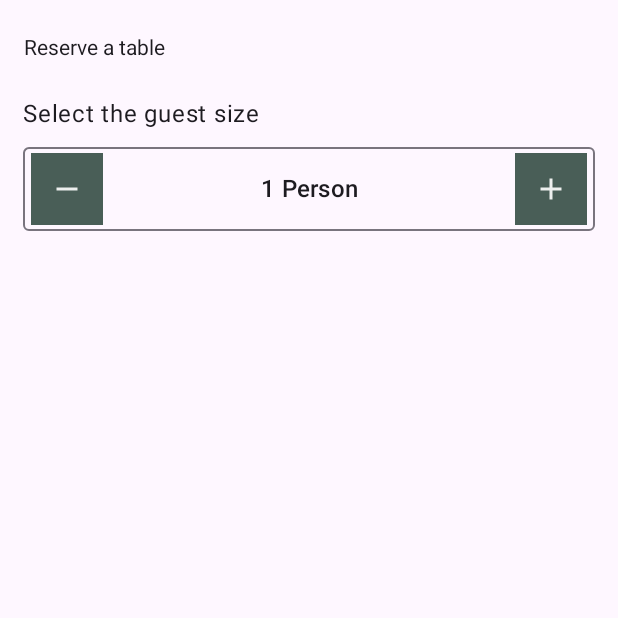
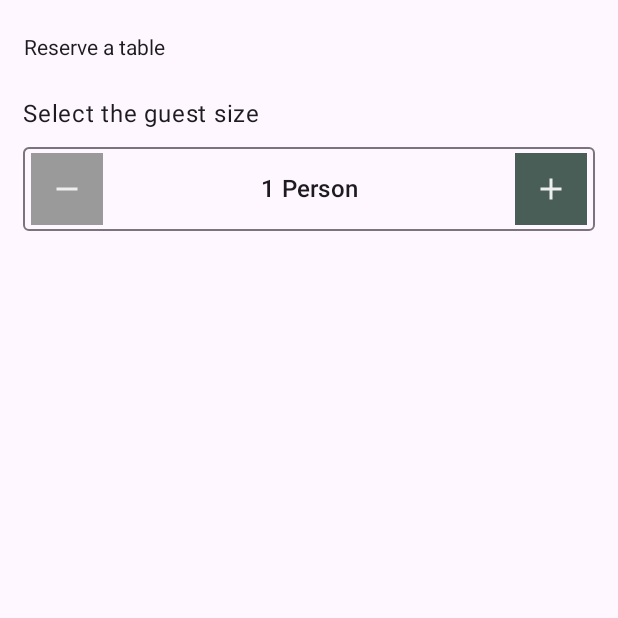
Before and after one commit to kedrakk/little_lemon_coursera, an Android app built with Jetpack Compose: the composable ReservationContent shown on its own in the app's theme, on a phone screen of 412 x 824 dp, the top half of it. Run offline under Robolectric (Android 15) with nearby library versions, the phone set to English and light mode, and no system bars; 2 statements that could not run were skipped.

Commit message:
selector limit validation

```diff
--- a/app/src/main/java/com/example/littlelemoncoursera/ui/screens/components/QtySelectorComponent.kt
+++ b/app/src/main/java/com/example/littlelemoncoursera/ui/screens/components/QtySelectorComponent.kt
@@ -1,5 +1,6 @@
 package com.example.littlelemoncoursera.ui.screens.components
 
+import android.widget.Toast
 import androidx.compose.foundation.background
 import androidx.compose.foundation.border
 import androidx.compose.foundation.layout.fillMaxWidth
@@ -12,6 +13,7 @@ import androidx.compose.material3.MaterialTheme
 import androidx.compose.material3.OutlinedTextField
 import androidx.compose.runtime.Composable
 import androidx.compose.ui.Modifier
+import androidx.compose.ui.platform.LocalContext
 import androidx.compose.ui.res.painterResource
 import androidx.compose.ui.text.style.TextAlign
 import androidx.compose.ui.unit.dp
@@ -24,6 +26,7 @@ fun QtySelectorComponent(
     onDecreased: (Int) -> Unit,
     onIncreased: (Int) -> Unit
 ) {
+    val context = LocalContext.current
     OutlinedTextField(
         value = "$selectedPersonCount Person",
         readOnly = true,
@@ -31,17 +34,21 @@ fun QtySelectorComponent(
         leadingIcon = {
             IconButton(
                 onClick = {
-                    val newValue = selectedPersonCount - 1
-                    onDecreased(newValue)
+                    if(selectedPersonCount>1){
+                        val newValue = selectedPersonCount - 1
+                        onDecreased(newValue)
+                    }else{
+                        Toast.makeText(context,"Please select at least one person ",Toast.LENGTH_SHORT).show()
+                    }
                 },
                 modifier = Modifier
                     .padding(start = 5.dp)
                     .border(
                         width = 1.dp,
-                        color = MaterialTheme.colorScheme.primary,
+                        color = if (selectedPersonCount > 1) MaterialTheme.colorScheme.primary else MaterialTheme.colorScheme.errorContainer,
                         shape = RoundedCornerShape(5.dp)
                     )
-                    .background(color = MaterialTheme.colorScheme.primary)
+                    .background(color = if (selectedPersonCount > 1) MaterialTheme.colorScheme.primary else MaterialTheme.colorScheme.errorContainer)
             ) {
                 Icon(
                     painter = painterResource(id = R.drawable.baseline_remove_24),
@@ -53,17 +60,22 @@ fun QtySelectorComponent(
         trailingIcon = {
             IconButton(
                 onClick = {
-                    val newValue = selectedPersonCount + 1
-                    onIncreased(newValue)
+
+                    if(selectedPersonCount < 10){
+                        val newValue = selectedPersonCount + 1
+                        onIncreased(newValue)
+                    }else{
+                        Toast.makeText(context,"Please select at most ten person ",Toast.LENGTH_SHORT).show()
+                    }
                 },
                 modifier = Modifier
                     .padding(end = 5.dp)
                     .border(
                         width = 1.dp,
-                        color = MaterialTheme.colorScheme.primary,
+                        color = if (selectedPersonCount < 10) MaterialTheme.colorScheme.primary else MaterialTheme.colorScheme.errorContainer,
                         shape = RoundedCornerShape(5.dp)
                     )
-                    .background(color = MaterialTheme.colorScheme.primary)
+                    .background(color = if (selectedPersonCount < 10) MaterialTheme.colorScheme.primary else MaterialTheme.colorScheme.errorContainer,)
 
             ) {
                 Icon(
--- a/app/src/main/java/com/example/littlelemoncoursera/ui/theme/Color.kt
+++ b/app/src/main/java/com/example/littlelemoncoursera/ui/theme/Color.kt
@@ -9,3 +9,4 @@ val SecondaryColorDarkOrange = Color(0xFFEE9972)
 val SecondaryColorLightOrange = Color(0xFFFBDABB)
 val SecondaryColorWhite = Color(0xFFEDEFEE)
 val SecondaryColorBlack = Color(0xFF333333)
+val DisabledColor = Color(0xFF9B9A9A)
--- a/app/src/main/java/com/example/littlelemoncoursera/ui/theme/Theme.kt
+++ b/app/src/main/java/com/example/littlelemoncoursera/ui/theme/Theme.kt
@@ -11,13 +11,15 @@ private val DarkColorScheme = darkColorScheme(
     secondary = SecondaryColorWhite,
     tertiary = SecondaryColorLightOrange,
     onPrimary = SecondaryColorBlack,
+    errorContainer = DisabledColor
 )
 
 private val LightColorScheme = lightColorScheme(
     primary = PrimaryColorBlue,
     secondary = SecondaryColorBlack,
     tertiary = SecondaryColorDarkOrange,
-    onPrimary = SecondaryColorWhite
+    onPrimary = SecondaryColorWhite,
+    errorContainer = DisabledColor
 )
 
 @Composable
```
